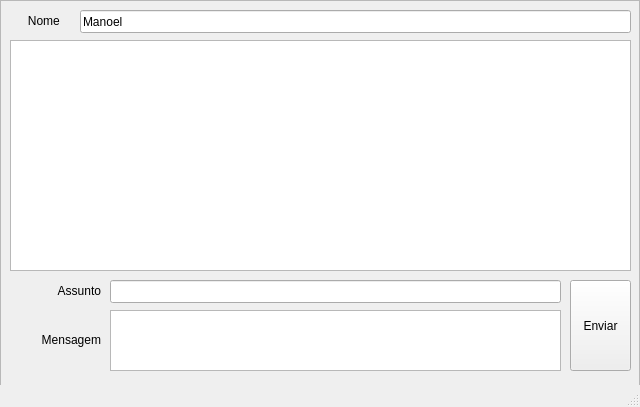
Before: the Qt Designer form ui/client.ui in ryukinix/python-chat, drawn with Qt 5.
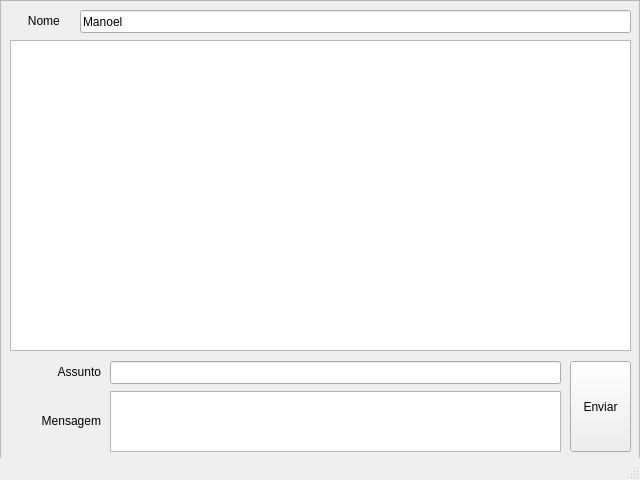
After: the same form once the commit is applied.

Commit message: Fix client.ui size to 640x480

The edit to the form file:
```diff
--- a/ui/client.ui
+++ b/ui/client.ui
@@ -7,7 +7,7 @@
     <x>0</x>
     <y>0</y>
     <width>640</width>
-    <height>407</height>
+    <height>480</height>
    </rect>
   </property>
   <property name="windowTitle">
@@ -23,7 +23,7 @@
       <x>0</x>
       <y>0</y>
       <width>640</width>
-      <height>400</height>
+      <height>461</height>
      </rect>
     </property>
     <property name="sizePolicy">
@@ -42,7 +42,7 @@
      <property name="geometry">
       <rect>
        <x>10</x>
-       <y>280</y>
+       <y>361</y>
        <width>91</width>
        <height>21</height>
       </rect>
@@ -61,7 +61,7 @@
      <property name="geometry">
       <rect>
        <x>10</x>
-       <y>309</y>
+       <y>390</y>
        <width>91</width>
        <height>61</height>
       </rect>
@@ -112,7 +112,7 @@
      <property name="geometry">
       <rect>
        <x>110</x>
-       <y>280</y>
+       <y>361</y>
        <width>451</width>
        <height>23</height>
       </rect>
@@ -122,7 +122,7 @@
      <property name="geometry">
       <rect>
        <x>110</x>
-       <y>310</y>
+       <y>391</y>
        <width>451</width>
        <height>61</height>
       </rect>
@@ -132,7 +132,7 @@
      <property name="geometry">
       <rect>
        <x>570</x>
-       <y>280</y>
+       <y>361</y>
        <width>61</width>
        <height>91</height>
       </rect>
@@ -147,7 +147,7 @@
        <x>10</x>
        <y>40</y>
        <width>621</width>
-       <height>231</height>
+       <height>311</height>
       </rect>
      </property>
     </widget>
```
Left out of the diff: 3 changed lines with no effect on the pictures.
